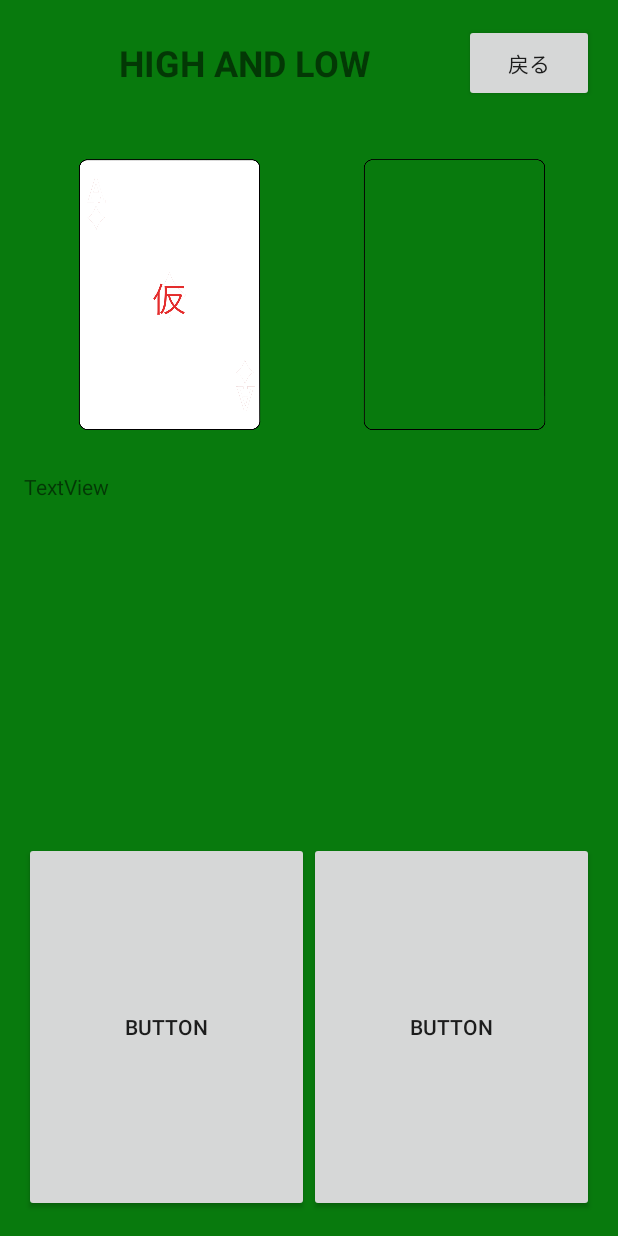
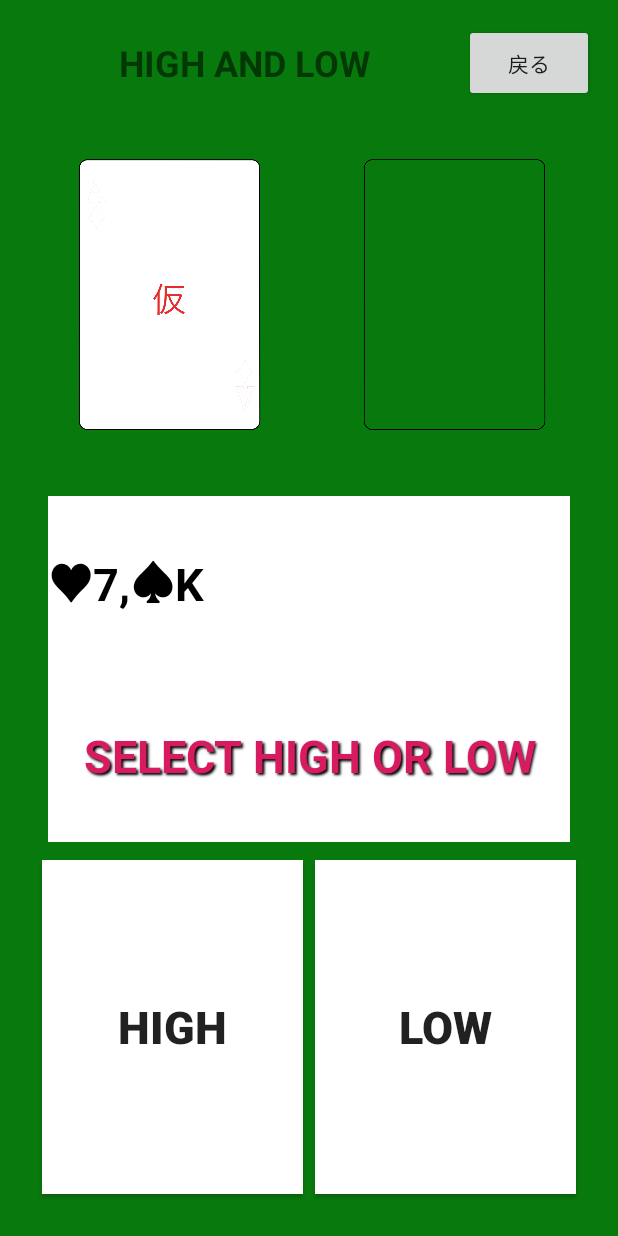
Before and after one commit to itomakiweb-corp/bank, an Android app: the fragment HighAndLowGameFragment placed in its activity, on a phone screen of 412 x 824 dp. Run offline under Robolectric (Android 15) with nearby library versions, the phone set to English and light mode, and no system bars.

Commit message:
highAndLowGameとhighAndLowPlayフラグメントのxml調整

```diff
--- a/app/src/main/res/layout/fragment_high_and_low_game.xml
+++ b/app/src/main/res/layout/fragment_high_and_low_game.xml
@@ -20,14 +20,14 @@
             android:orientation="horizontal">
 
             <ImageView
-                android:id="@+id/imageView2"
+                android:id="@+id/deckOfCards"
                 android:layout_width="wrap_content"
                 android:layout_height="wrap_content"
                 android:layout_weight="1"
                 android:src="@drawable/card_back" />
 
             <ImageView
-                android:id="@+id/imageView3"
+                android:id="@+id/drawCard"
                 android:layout_width="wrap_content"
                 android:layout_height="wrap_content"
                 android:layout_weight="1"
@@ -36,12 +36,13 @@
         </LinearLayout>
 
         <FrameLayout
+            android:id="@+id/highAndLowFragmentFrame"
             android:layout_width="match_parent"
             android:layout_height="0dp"
             android:layout_weight="2">
 
             <fragment
-                android:id="@+id/fragment2"
+                android:id="@+id/fragment"
                 android:name="com.itomakiweb.android.bank.pages.HighAndLowPlayFragment"
                 android:layout_width="match_parent"
                 android:layout_height="match_parent"
--- a/app/src/main/res/layout/fragment_high_and_low_play.xml
+++ b/app/src/main/res/layout/fragment_high_and_low_play.xml
@@ -8,34 +8,73 @@
     <LinearLayout
         android:layout_width="match_parent"
         android:layout_height="match_parent"
+        android:layout_margin="8dp"
         android:orientation="vertical">
 
         <TextView
-            android:id="@+id/textView"
+            android:id="@+id/cardHistoryText"
             android:layout_width="match_parent"
             android:layout_height="0dp"
+            android:layout_marginLeft="8dp"
+            android:layout_marginTop="8dp"
+            android:layout_marginRight="8dp"
             android:layout_weight="1"
-            android:text="TextView" />
+            android:background="@android:color/background_light"
+            android:gravity="center_vertical"
+            android:text="@string/cardHistoryTest"
+            android:textColor="@android:color/black"
+            android:textSize="30sp"
+            android:textStyle="bold" />
+
+        <TextView
+            android:id="@+id/messageWindowText"
+            android:layout_width="match_parent"
+            android:layout_height="0dp"
+            android:layout_marginLeft="8dp"
+            android:layout_marginRight="8dp"
+            android:layout_marginBottom="8dp"
+            android:layout_weight="1"
+            android:background="@android:color/background_light"
+            android:gravity="center"
+            android:shadowColor="@android:color/black"
+            android:shadowDx="1.5"
+            android:shadowDy="1.5"
+            android:shadowRadius="1.5"
+            android:text="@string/selectHighOrLow"
+            android:textAlignment="center"
+            android:textColor="@color/colorAccent"
+            android:textSize="30sp"
+            android:textStyle="bold" />
 
         <LinearLayout
             android:layout_width="match_parent"
             android:layout_height="0dp"
-            android:layout_weight="1"
+            android:layout_weight="2"
             android:orientation="horizontal">
 
             <Button
-                android:id="@+id/button"
+                android:id="@+id/highButton"
                 android:layout_width="0dp"
                 android:layout_height="match_parent"
+                android:layout_margin="4dp"
                 android:layout_weight="1"
-                android:text="Button" />
+                android:background="@android:color/background_light"
+                android:text="@string/isHigh"
+                android:textSize="30sp"
+                android:textStyle="bold"
+                android:typeface="normal" />
 
             <Button
-                android:id="@+id/button2"
+                android:id="@+id/lowButton"
                 android:layout_width="0dp"
                 android:layout_height="match_parent"
+                android:layout_margin="4dp"
                 android:layout_weight="1"
-                android:text="Button" />
+                android:background="@android:color/background_light"
+                android:text="@string/isLow"
+                android:textSize="30sp"
+                android:textStyle="bold"
+                android:typeface="normal" />
         </LinearLayout>
     </LinearLayout>
 </FrameLayout>
--- a/app/src/main/res/layout/fragment_main_top.xml
+++ b/app/src/main/res/layout/fragment_main_top.xml
@@ -11,7 +11,7 @@
     <!-- TODO: Update blank fragment layout -->
 
     <ImageView
-        android:id="@+id/imageView2"
+        android:id="@+id/deckOfCards"
         android:layout_width="280dp"
         android:layout_height="280dp"
         android:src="@drawable/bank_it_logo" />
--- a/app/src/main/res/values/strings.xml
+++ b/app/src/main/res/values/strings.xml
@@ -46,4 +46,8 @@
     <string name="highAndLowRule01">ディーラーカードが7より上か下かを予想する。</string>
     <string name="highAndLowRule02">上だと予想するなら「High」を押し、</string>
     <string name="highAndLowRule03">下だと予想するなら「Low」を押す。</string>
+    <string name="isHigh">HIGH</string>
+    <string name="isLow">LOW</string>
+    <string name="cardHistoryTest">♥7,♠K</string>
+    <string name="selectHighOrLow">SELECT HIGH OR LOW</string>
 </resources>
```
